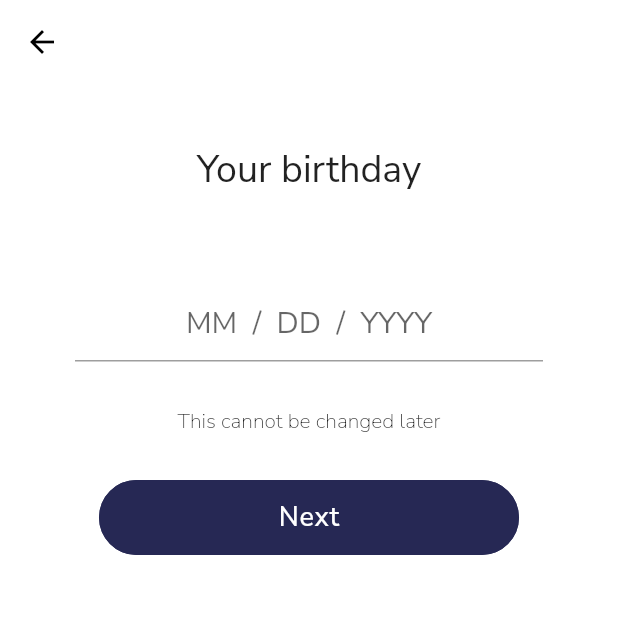
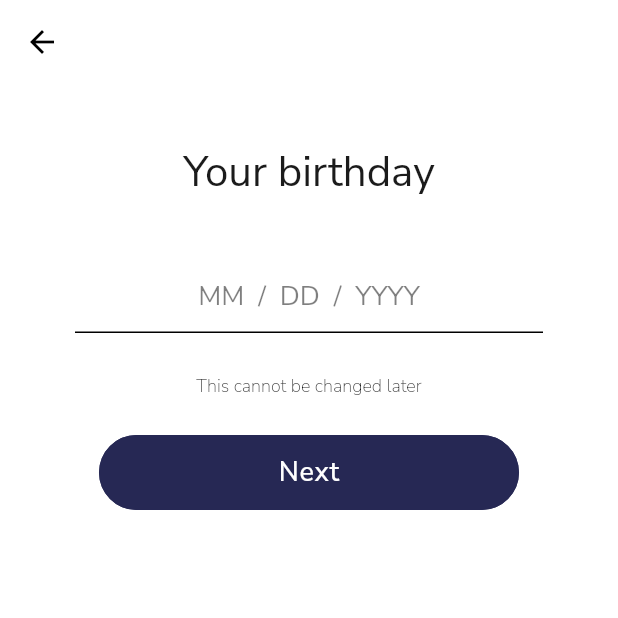
Before and after one commit to ekayy/alike_learning, a Flutter app: the SignUpBirthdayScreen screen opened by its route, on a phone screen of 412 x 824 dp, the top half of it. Run offline on Flutter 3.47's test engine with Material 2 defaults, Android fonts, the phone set to English and light mode, and no system bars; our stand-ins replace email_validator, flutter_multi_formatter, flutter_svg, google_fonts, pin_code_text_field.

Commit message:
Custom text input widget

```diff
--- a/lib/src/auth/sign_up_birthday_screen.dart
+++ b/lib/src/auth/sign_up_birthday_screen.dart
@@ -1,3 +1,4 @@
+import 'package:alike_learning/src/common/alike_text_input.dart';
 import 'package:alike_learning/src/common/button.dart';
 import 'package:flutter/cupertino.dart';
 import 'package:flutter/material.dart';
@@ -9,6 +10,7 @@
 }
 
 class _SignUpBirthdayScreenState extends State<SignUpBirthdayScreen> {
+  final _birthdayFormKey = GlobalKey<FormState>();
   final _dateController = TextEditingController();
 
   bool showPicker = false;
@@ -24,31 +26,39 @@
             Column(
               children: <Widget>[
                 const SizedBox(height: 40),
-                Text('Your birthday', style: TextStyle(fontSize: 25)),
+                Text(
+                  'Your birthday',
+                  style:
+                      const TextStyle(fontSize: 28, color: Color(0xFF1B1B1B)),
+                  textAlign: TextAlign.center,
+                ),
                 const SizedBox(height: 40),
-                Container(
-                  margin: const EdgeInsets.symmetric(vertical: 20),
+                Form(
+                  key: _birthdayFormKey,
+                  child: Container(
                     padding: const EdgeInsets.symmetric(horizontal: 50),
-                  child: TextFormField(
+                    child: AlikeTextInput(
                       controller: _dateController,
                       textAlign: TextAlign.center,
-                    decoration: InputDecoration(
                       hintText: 'MM  /  DD  /  YYYY',
-                    ),
                       readOnly: true,
                       showCursor: false,
-                    style: TextStyle(fontSize: 20.0, color: Colors.black),
-                    onTap: () async {
+                      onTap: () {
                         setState(() => showPicker = true);
                       },
                     ),
                   ),
-                const SizedBox(height: 10),
+                ),
                 Text(
                   'This cannot be changed later',
-                  style: TextStyle(fontWeight: FontWeight.w200),
+                  style: const TextStyle(
+                    fontWeight: FontWeight.w200,
+                    fontSize: 12,
+                    color: Color(0xFF1B1B1B),
                   ),
-                const SizedBox(height: 30),
+                  textAlign: TextAlign.center,
+                ),
+                const SizedBox(height: 25),
                 Button(
                   text: 'Next',
                   onPress: () {
--- a/lib/src/common/alike_text_input.dart
+++ b/lib/src/common/alike_text_input.dart
@@ -6,26 +6,34 @@
   final TextCapitalization textCapitalization;
   final List<TextInputFormatter> inputFormatters;
   final Function(String value) validator;
+  final Function() onTap;
   final bool autocorrect;
   final TextInputType keyboardType;
   final String hintText;
+  final bool readOnly;
+  final bool showCursor;
+  final TextAlign textAlign;
 
   const AlikeTextInput({
     Key key,
     this.controller,
     this.textCapitalization = TextCapitalization.words,
+    this.textAlign = TextAlign.left,
     this.inputFormatters,
     this.validator,
     this.autocorrect = true,
     this.keyboardType,
     this.hintText,
+    this.readOnly = false,
+    this.showCursor,
+    this.onTap,
   }) : super(key: key);
 
   @override
   Widget build(BuildContext context) {
     return Container(
       alignment: Alignment.topCenter,
-      height: 72,
+      height: 75,
       child: TextFormField(
         controller: controller,
         textCapitalization: textCapitalization,
@@ -33,6 +41,9 @@
         validator: validator,
         autocorrect: autocorrect,
         keyboardType: keyboardType,
+        readOnly: readOnly,
+        showCursor: showCursor,
+        textAlign: textAlign,
         style: TextStyle(
           fontSize: 18,
         ),
@@ -61,6 +72,7 @@
             horizontal: 20,
           ),
         ),
+        onTap: this.onTap,
       ),
     );
   }
```
Also changed, not shown: lib/src/auth/sign_up_email_screen.dart (+11 -13 lines), lib/src/auth/sign_up_name_screen.dart (+9 -19 lines). Lines whose indentation alone changed are shown as unchanged.
